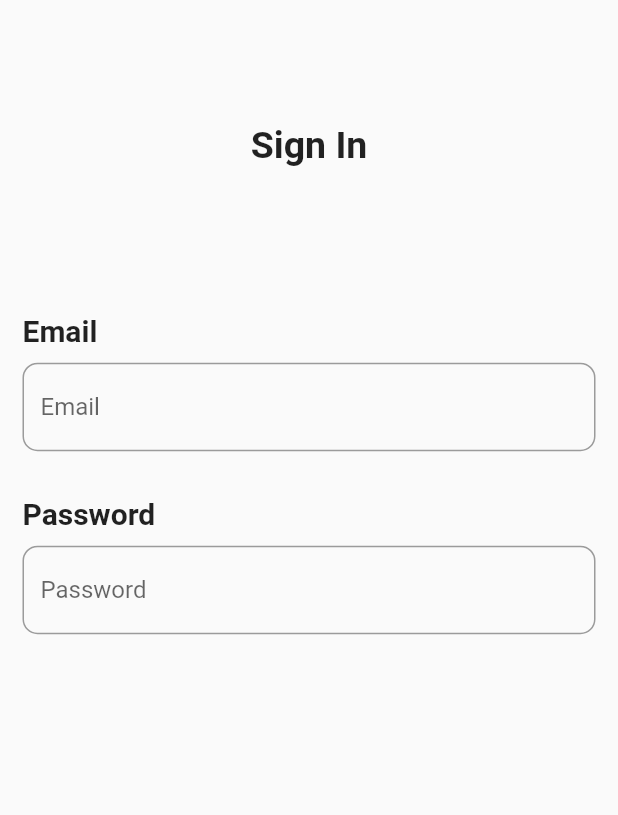
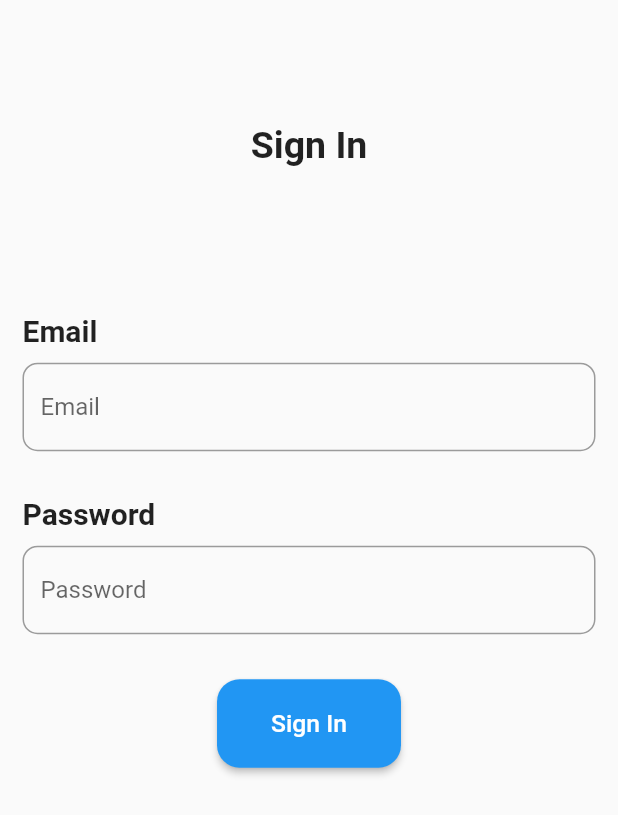
Before and after one commit to Ali-Nezamli/Test_App, a Flutter app: the screen it shows after launch, on a phone screen of 412 x 824 dp. Shown: the top 815 px of the screen. Run offline on Flutter 3.47's test engine with Material 2 defaults, Android fonts, the phone set to English and light mode, and no system bars.

Commit message:
SignInPage

```diff
--- a/lib/Screens/Auth/SignIn/sign_in.dart
+++ b/lib/Screens/Auth/SignIn/sign_in.dart
@@ -1,16 +1,19 @@
 import 'package:flutter/material.dart';
 import 'package:testapp/Screens/Auth/widgets/custom_text_form_field.dart';
+import 'package:testapp/Screens/Auth/widgets/validate.dart';
 import 'package:testapp/Theme/theme.dart';
 import 'package:testapp/constants.dart';
 
 class SignInPage extends StatelessWidget {
-  const SignInPage({Key? key}) : super(key: key);
-
+  SignInPage({Key? key}) : super(key: key);
+  final _formKey = GlobalKey<FormState>();
   @override
   Widget build(BuildContext context) {
     return SafeArea(
       child: Scaffold(
-        body: Column(
+        body: Form(
+          key: _formKey,
+          child: Column(
             children: [
               Padding(
                 padding: EdgeInsets.symmetric(
@@ -26,17 +29,47 @@ class SignInPage extends StatelessWidget {
                 title: 'Email',
                 onChanged: (value) {},
                 hint: 'Email',
-              validator: (value) {},
+                validator: (value) {
+                  return requiredField(value!);
+                },
               ),
               CustomTextFormField(
                 title: 'Password',
                 hint: 'Password',
                 onChanged: (value) {},
-              validator: (value) {},
+                validator: (value) {
+                  return passwordValidate(value!);
+                },
+              ),
+              _signInButton(
+                onPressed: () {
+                  if (_formKey.currentState!.validate()) {}
+                },
               ),
             ],
+          ),
         ),
       ),
     );
   }
 }
+
+Widget _signInButton({required VoidCallback onPressed}) {
+  return Padding(
+    padding: const EdgeInsets.all(15.0),
+    child: MaterialButton(
+      shape: RoundedRectangleBorder(
+        borderRadius: BorderRadius.circular(15),
+      ),
+      color: Apptheme.primaryColor,
+      onPressed: onPressed,
+      child: Padding(
+        padding: const EdgeInsets.all(20.0),
+        child: Text(
+          'Sign In',
+          style: Apptheme.themeData.textTheme.button,
+        ),
+      ),
+    ),
+  );
+}
```
Also changed, not shown: lib/Screens/Auth/widgets/validate.dart (added, +9 -0 lines). Lines whose indentation alone changed are shown as unchanged.
